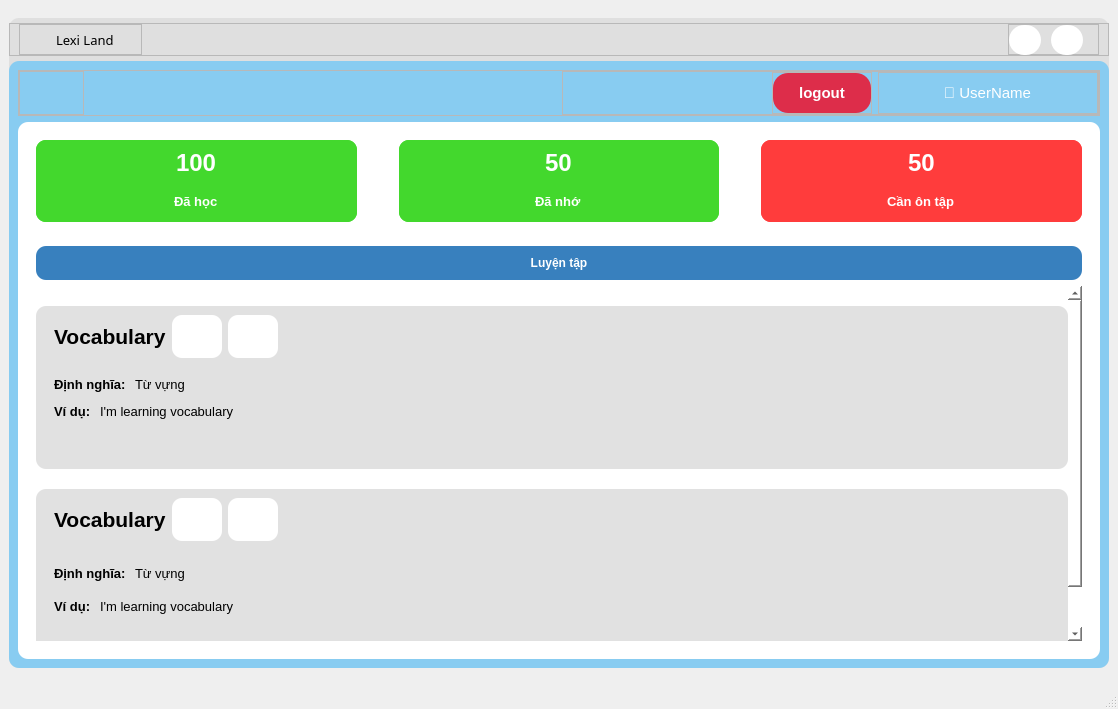
Old version of the form UI/forms/practice.ui in the repository yuukun123/LexiLand.
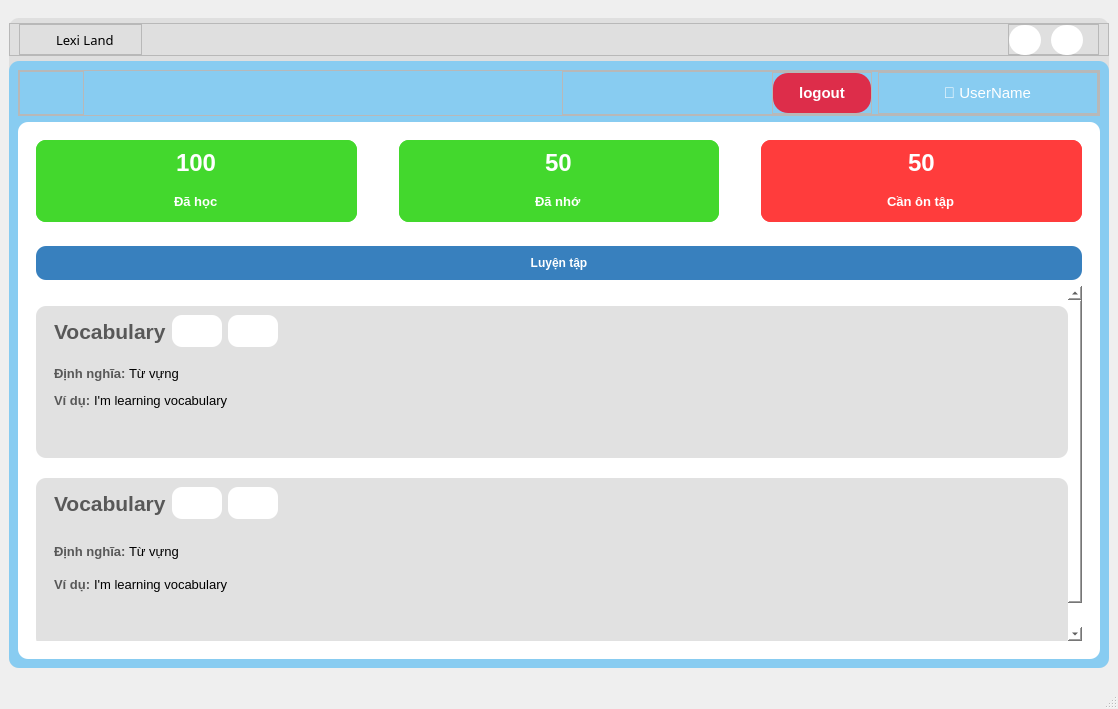
New version of the form. Icons and pictures are not drawn.

Patch:
```diff
--- a/UI/forms/practice.ui
+++ b/UI/forms/practice.ui
@@ -985,7 +985,7 @@
                      <x>0</x>
                      <y>0</y>
                      <width>1029</width>
-                     <height>420</height>
+                     <height>406</height>
                     </rect>
                    </property>
                    <layout class="QVBoxLayout" name="verticalLayout_15">
@@ -1079,9 +1079,15 @@
                                 <enum>QFrame::Raised</enum>
                                </property>
                                <layout class="QHBoxLayout" name="horizontalLayout_7">
+                                <property name="topMargin">
+                                 <number>0</number>
+                                </property>
                                 <property name="rightMargin">
                                  <number>0</number>
                                 </property>
+                                <property name="bottomMargin">
+                                 <number>0</number>
+                                </property>
                                 <item>
                                  <widget class="QLabel" name="label_8">
                                   <property name="font">
@@ -1091,6 +1097,9 @@
                                     <bold>true</bold>
                                    </font>
                                   </property>
+                                  <property name="styleSheet">
+                                   <string notr="true">color: rgb(88, 88, 88);</string>
+                                  </property>
                                   <property name="text">
                                    <string>Vocabulary</string>
                                   </property>
@@ -1125,8 +1134,8 @@
                                   </property>
                                   <property name="iconSize">
                                    <size>
-                                    <width>20</width>
-                                    <height>20</height>
+                                    <width>17</width>
+                                    <height>17</height>
                                    </size>
                                   </property>
                                  </widget>
@@ -1160,8 +1169,8 @@
                                   </property>
                                   <property name="iconSize">
                                    <size>
-                                    <width>20</width>
-                                    <height>20</height>
+                                    <width>18</width>
+                                    <height>18</height>
                                    </size>
                                   </property>
                                  </widget>
@@ -1207,6 +1216,9 @@
                                 <enum>QFrame::Raised</enum>
                                </property>
                                <layout class="QHBoxLayout" name="horizontalLayout_15">
+                                <property name="rightMargin">
+                                 <number>3</number>
+                                </property>
                                 <property name="bottomMargin">
                                  <number>3</number>
                                 </property>
@@ -1219,6 +1231,9 @@
                                     <bold>true</bold>
                                    </font>
                                   </property>
+                                  <property name="styleSheet">
+                                   <string notr="true">color: rgb(88, 88, 88);</string>
+                                  </property>
                                   <property name="text">
                                    <string>Định nghĩa:</string>
                                   </property>
@@ -1290,6 +1305,9 @@
                                 <enum>QFrame::Raised</enum>
                                </property>
                                <layout class="QHBoxLayout" name="horizontalLayout_17">
+                                <property name="rightMargin">
+                                 <number>3</number>
+                                </property>
                                 <item>
                                  <widget class="QLabel" name="label_12">
                                   <property name="font">
@@ -1299,6 +1317,9 @@
                                     <bold>true</bold>
                                    </font>
                                   </property>
+                                  <property name="styleSheet">
+                                   <string notr="true">color: rgb(88, 88, 88);</string>
+                                  </property>
                                   <property name="text">
                                    <string>Ví dụ:</string>
                                   </property>
@@ -1414,9 +1435,15 @@
                                 <enum>QFrame::Raised</enum>
                                </property>
                                <layout class="QHBoxLayout" name="horizontalLayout_20">
+                                <property name="topMargin">
+                                 <number>0</number>
+                                </property>
                                 <property name="rightMargin">
                                  <number>0</number>
                                 </property>
+                                <property name="bottomMargin">
+                                 <number>0</number>
+                                </property>
                                 <item>
                                  <widget class="QLabel" name="label_13">
                                   <property name="font">
@@ -1426,6 +1453,9 @@
                                     <bold>true</bold>
                                    </font>
                                   </property>
+                                  <property name="styleSheet">
+                                   <string notr="true">color: rgb(88, 88, 88);</string>
+                                  </property>
                                   <property name="text">
                                    <string>Vocabulary</string>
                                   </property>
@@ -1460,8 +1490,8 @@
                                   </property>
                                   <property name="iconSize">
                                    <size>
-                                    <width>20</width>
-                                    <height>20</height>
+                                    <width>17</width>
+                                    <height>17</height>
                                    </size>
                                   </property>
                                  </widget>
@@ -1495,8 +1525,8 @@
                                   </property>
                                   <property name="iconSize">
                                    <size>
-                                    <width>20</width>
-                                    <height>20</height>
+                                    <width>18</width>
+                                    <height>18</height>
                                    </size>
                                   </property>
                                  </widget>
@@ -1542,6 +1572,9 @@
                                 <enum>QFrame::Raised</enum>
                                </property>
                                <layout class="QHBoxLayout" name="horizontalLayout_27">
+                                <property name="rightMargin">
+                                 <number>3</number>
+                                </property>
                                 <property name="bottomMargin">
                                  <number>3</number>
                                 </property>
@@ -1554,6 +1587,9 @@
                                     <bold>true</bold>
                                    </font>
                                   </property>
+                                  <property name="styleSheet">
+                                   <string notr="true">color: rgb(88, 88, 88);</string>
+                                  </property>
                                   <property name="text">
                                    <string>Định nghĩa:</string>
                                   </property>
@@ -1625,6 +1661,9 @@
                                 <enum>QFrame::Raised</enum>
                                </property>
                                <layout class="QHBoxLayout" name="horizontalLayout_24">
+                                <property name="rightMargin">
+                                 <number>3</number>
+                                </property>
                                 <item>
                                  <widget class="QLabel" name="label_14">
                                   <property name="font">
@@ -1634,6 +1673,9 @@
                                     <bold>true</bold>
                                    </font>
                                   </property>
+                                  <property name="styleSheet">
+                                   <string notr="true">color: rgb(88, 88, 88);</string>
+                                  </property>
                                   <property name="text">
                                    <string>Ví dụ:</string>
                                   </property>
```
Left out of the diff: 10 changed lines with no effect on the pictures.
